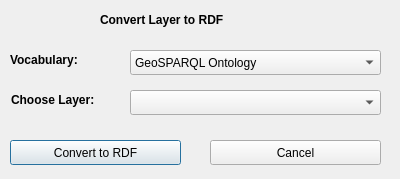
sparqlunicorn/sparqlunicornGoesGIS, file dialogs/ui/convertlayerdialog.ui: the form before one commit.
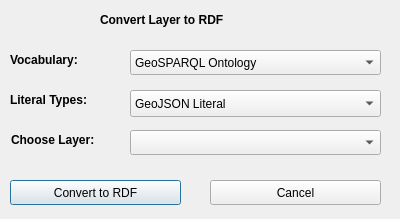
The form after the commit. Custom widgets are drawn as their Qt base class.

Commit message: Prepared layer export dialog for more vocabs

Diff of the .ui file:
```diff
--- a/dialogs/ui/convertlayerdialog.ui
+++ b/dialogs/ui/convertlayerdialog.ui
@@ -7,7 +7,7 @@
     <x>0</x>
     <y>0</y>
     <width>400</width>
-    <height>179</height>
+    <height>219</height>
    </rect>
   </property>
   <property name="windowTitle">
@@ -17,7 +17,7 @@
    <property name="geometry">
     <rect>
      <x>130</x>
-     <y>90</y>
+     <y>130</y>
      <width>251</width>
      <height>25</height>
     </rect>
@@ -27,7 +27,7 @@
    <property name="geometry">
     <rect>
      <x>11</x>
-     <y>90</y>
+     <y>130</y>
      <width>111</width>
      <height>20</height>
     </rect>
@@ -46,7 +46,7 @@
    <property name="geometry">
     <rect>
      <x>10</x>
-     <y>140</y>
+     <y>180</y>
      <width>171</width>
      <height>25</height>
     </rect>
@@ -78,7 +78,7 @@
    <property name="geometry">
     <rect>
      <x>210</x>
-     <y>140</y>
+     <y>180</y>
      <width>171</width>
      <height>25</height>
     </rect>
@@ -121,7 +121,68 @@
     <string>Vocabulary:</string>
    </property>
   </widget>
+  <widget class="QLabel" name="chooseLayerLabel_3">
+   <property name="geometry">
+    <rect>
+     <x>10</x>
+     <y>90</y>
+     <width>111</width>
+     <height>20</height>
+    </rect>
+   </property>
+   <property name="font">
+    <font>
+     <weight>75</weight>
+     <bold>true</bold>
+    </font>
+   </property>
+   <property name="text">
+    <string>Literal Types:</string>
+   </property>
+  </widget>
+  <widget class="QgsCheckableComboBox" name="literalTypeCBox">
+   <property name="geometry">
+    <rect>
+     <x>130</x>
+     <y>90</y>
+     <width>251</width>
+     <height>27</height>
+    </rect>
+   </property>
+   <item>
+    <property name="text">
+     <string>GeoJSON Literal</string>
+    </property>
+   </item>
+   <item>
+    <property name="text">
+     <string>GML Literal</string>
+    </property>
+   </item>
+   <item>
+    <property name="text">
+     <string>KML Literal</string>
+    </property>
+   </item>
+   <item>
+    <property name="text">
+     <string>WKT Literal</string>
+    </property>
+   </item>
+   <item>
+    <property name="text">
+     <string>WKB Literal</string>
+    </property>
+   </item>
+  </widget>
  </widget>
+ <customwidgets>
+  <customwidget>
+   <class>QgsCheckableComboBox</class>
+   <extends>QComboBox</extends>
+   <header>qgscheckablecombobox.h</header>
+  </customwidget>
+ </customwidgets>
  <resources/>
  <connections/>
 </ui>
```
Left out of the diff: 17 changed lines with no effect on the pictures. The commit also changes 2 other files.
